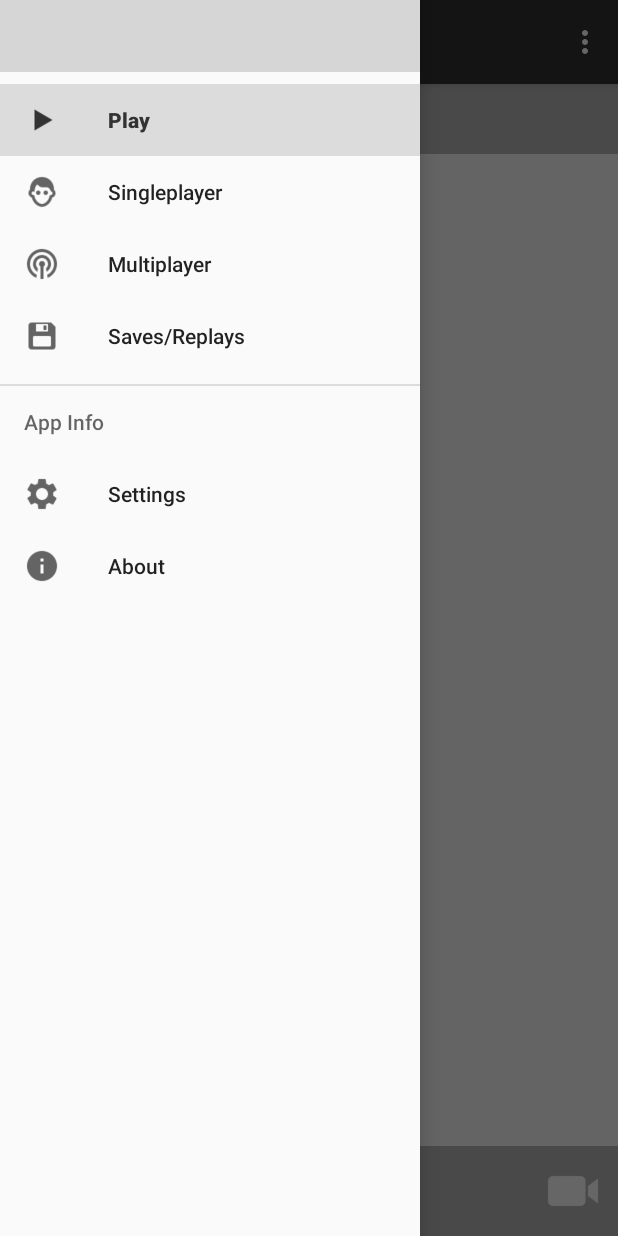
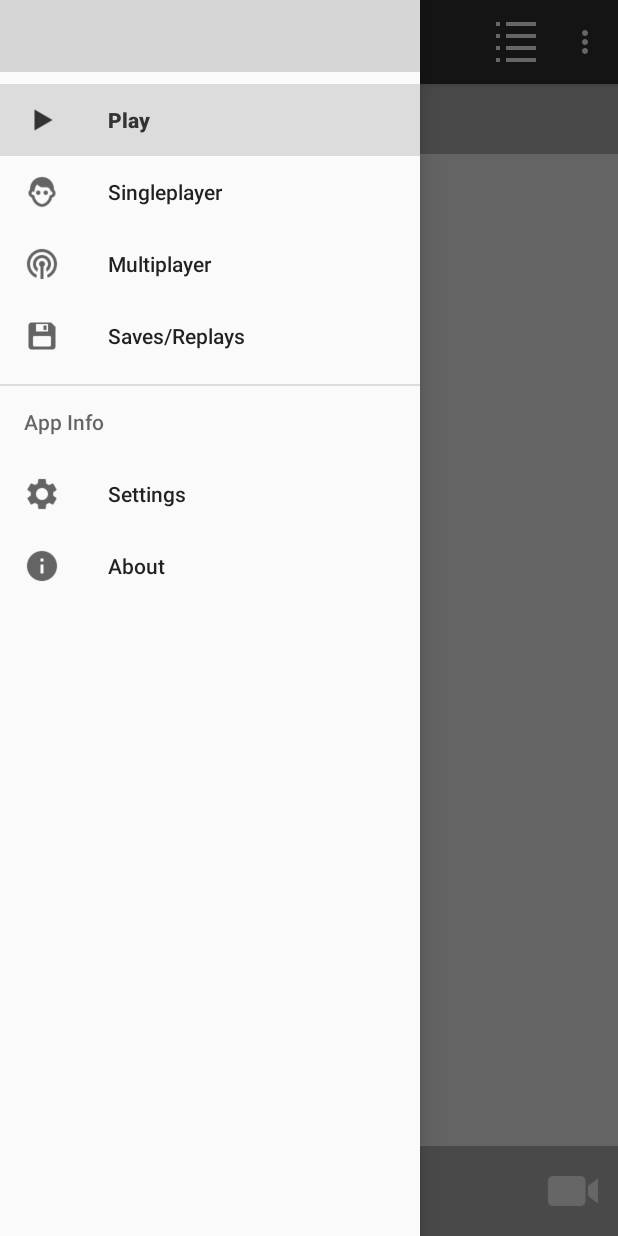
Before and after one commit to PLURedTeam/reversi, an Android app: the screen it shows after launch (GameActivity), with the side drawer open, on a phone screen of 412 x 824 dp. Run offline under Robolectric (Android 15) with nearby library versions, the light colour scheme and no system bars; our stand-ins replace androidx.preference; libraries missing offline, so code that uses them is left out: org.joml; 19 statements that could not run were skipped; grey boxes are pictures that could not be loaded.

Commit message:
Add android feature to browse turn history
Still might need some work/tuneups

```diff
--- a/android/src/main/java/plu/red/reversi/android/GameActivity.java
+++ b/android/src/main/java/plu/red/reversi/android/GameActivity.java
@@ -21,7 +21,10 @@ import android.support.v7.app.AppCompatActivity;
 import android.support.v7.widget.Toolbar;
 import android.view.MenuItem;
 import android.view.Window;
+import android.widget.AdapterView;
 import android.widget.FrameLayout;
+import android.widget.ListAdapter;
+import android.widget.ListView;
 
 import plu.red.reversi.core.game.Game;
 import plu.red.reversi.core.reversi3d.HighlightMode;
@@ -38,6 +41,8 @@ public class GameActivity extends AppCompatActivity
     SingleplayerFragment mSingleplayerFragment;
     MultiplayerFragment mMultiplayerFragment;
     SavedGamesFragment mSavesFragment;
+
+    ListView mSubNavList;
 
     SettingsFragment mSettingsFragment;
     AboutFragment mAboutFragment;
@@ -57,6 +62,7 @@ public class GameActivity extends AppCompatActivity
         setSupportActionBar(toolbar);
 
         DrawerLayout drawer = (DrawerLayout) findViewById(R.id.drawer_layout);
+
         ActionBarDrawerToggle toggle = new ActionBarDrawerToggle(
                 this, drawer, toolbar, R.string.navigation_drawer_open, R.string.navigation_drawer_close);
         drawer.addDrawerListener(toggle);
@@ -74,6 +80,8 @@ public class GameActivity extends AppCompatActivity
         mAboutFragment = new AboutFragment();
 
         mContentFrame = (FrameLayout) findViewById(R.id.content_frame);
+
+        mSubNavList = (ListView) findViewById(R.id.sub_nav_view);
 
         navigationView.setCheckedItem(R.id.nav_play);
         // manually fire this because it does not for the method above
@@ -107,12 +115,17 @@ public class GameActivity extends AppCompatActivity
         DrawerLayout drawer = (DrawerLayout) findViewById(R.id.drawer_layout);
         if (drawer.isDrawerOpen(GravityCompat.START)) {
             drawer.closeDrawer(GravityCompat.START);
+        }
+        else if(drawer.isDrawerOpen(GravityCompat.END)) {
+            drawer.closeDrawer(GravityCompat.END);
         } else {
             super.onBackPressed();
         }
     }
 
     private void showFragment(Fragment frag) {
+        mSubNavList.setAdapter(null);
+
         getSupportFragmentManager()
                 .beginTransaction()
                 .replace(R.id.content_frame, frag, CONTENT_FRAGMENT_TAG)
@@ -177,6 +190,12 @@ public class GameActivity extends AppCompatActivity
                         HighlightMode.HIGHLIGHT_BEST_MOVE);
 
                 return true;
+            case R.id.menu_show_history:
+                DrawerLayout drawer = (DrawerLayout) findViewById(R.id.drawer_layout);
+
+                drawer.openDrawer(GravityCompat.END);
+
+                return true;
             default:
                 return super.onOptionsItemSelected(item);
         }
@@ -217,6 +236,11 @@ public class GameActivity extends AppCompatActivity
         else {
             // TODO: Not sure how to handle this issue; should only happen if the service connection dies really
         }
+    }
+
+    @Override
+    public ListView getSlideList() {
+        return mSubNavList;
     }
 
     @SuppressLint("ApplySharedPref")
--- a/android/src/main/java/plu/red/reversi/android/GameListener.java
+++ b/android/src/main/java/plu/red/reversi/android/GameListener.java
@@ -1,4 +1,7 @@
 package plu.red.reversi.android;
+
+import android.widget.ListAdapter;
+import android.widget.ListView;
 
 import plu.red.reversi.core.game.Game;
 import plu.red.reversi.core.game.player.Player;
@@ -11,4 +14,5 @@ import plu.red.reversi.core.util.DataMap;
 
 public interface GameListener {
     void onNewGame(Game game);
+    ListView getSlideList();
 }
--- a/android/src/main/java/plu/red/reversi/android/PlayFragment.java
+++ b/android/src/main/java/plu/red/reversi/android/PlayFragment.java
@@ -21,6 +21,7 @@ import android.view.Gravity;
 import android.view.LayoutInflater;
 import android.view.View;
 import android.view.ViewGroup;
+import android.widget.AdapterView;
 import android.widget.Button;
 import android.widget.ImageButton;
 import android.widget.ImageView;
@@ -45,7 +46,7 @@ import plu.red.reversi.core.reversi3d.HighlightMode;
  * Activities that contain this fragment must implement the
  * to handle interaction events.
  */
-public class PlayFragment extends Fragment implements ServiceConnection, View.OnClickListener, GameSurfaceView.GameSurfaceViewListener {
+public class PlayFragment extends Fragment implements ServiceConnection, View.OnClickListener, GameSurfaceView.GameSurfaceViewListener, AdapterView.OnItemClickListener {
 
     public static final String PREF_AUTO_FOLLOW = "play_autoFollow";
 
@@ -268,6 +269,7 @@ public class PlayFragment extends Fragment implements ServiceConnection, View.On
         mHandler.post(new Runnable() {
             @Override
             public void run() {
+                mListener.getSlideList().setSelection(mGameView.getCurrentMoveIndex());
                 updateScorePanel();
             }
         });
@@ -307,6 +309,27 @@ public class PlayFragment extends Fragment implements ServiceConnection, View.On
 
         prepareScorePanel();
         updateActionPanel();
+
+        mListener.getSlideList().setAdapter(new GameHistoryAdapter(getContext(), mGame));
+        mListener.getSlideList().setOnItemClickListener(this);
+    }
+
+
+
+    /**
+     * The slideList has been clicked...
+     *
+     * @param parent   The AdapterView where the click happened.
+     * @param view     The view within the AdapterView that was clicked (this
+     *                 will be a view provided by the adapter)
+     * @param position The position of the view in the adapter.
+     * @param id       The row id of the item that was clicked.
+     */
+    @Override
+    public void onItemClick(AdapterView<?> parent, View view, int position, long id) {
+        mGameView.setCurrentMove(position);
+
+        updateActionPanel();
     }
 
     /**
--- a/android/src/main/res/layout/activity_game.xml
+++ b/android/src/main/res/layout/activity_game.xml
@@ -22,4 +22,15 @@
         app:headerLayout="@layout/nav_header_game"
         app:menu="@menu/activity_game_drawer" />
 
+    <ListView
+        android:id="@+id/sub_nav_view"
+        android:layout_width="150dp"
+        android:layout_height="match_parent"
+        android:layout_gravity="end"
+        android:background="@android:color/white"
+        android:choiceMode="singleChoice"
+        android:fitsSystemWindows="true">
+
+    </ListView>
+
 </android.support.v4.widget.DrawerLayout>
--- a/android/src/main/res/menu/fragment_play_menu.xml
+++ b/android/src/main/res/menu/fragment_play_menu.xml
@@ -1,10 +1,16 @@
 <?xml version="1.0" encoding="utf-8"?>
-<menu xmlns:android="http://schemas.android.com/apk/res/android">
+<menu xmlns:android="http://schemas.android.com/apk/res/android"
+    xmlns:app="http://schemas.android.com/apk/res-auto">
+
+    <item
+        android:id="@+id/menu_show_history"
+        android:title="@string/menu_open_move_history"
+        android:icon="@drawable/ic_list"
+        app:showAsAction="always" />
     <item
         android:id="@+id/menu_show_possible_moves"
         android:title="@string/menu_show_possible_moves" />
     <item
         android:id="@+id/menu_show_best_move"
         android:title="@string/menu_show_best_move" />
-
 </menu>
--- a/android/src/main/res/values/strings.xml
+++ b/android/src/main/res/values/strings.xml
@@ -63,4 +63,5 @@
     <string name="pref_p1_color_title">Select a color:</string>
     <string name="pref_p2_color">Player 2 Color (future games)</string>
     <string name="play_to_end">Play to Last Move</string>
+    <string name="menu_open_move_history">Open Move History</string>
 </resources>
```
Also changed, not shown: android/src/main/java/plu/red/reversi/android/GameHistoryAdapter.java (added, +123 -0 lines), android/src/main/java/plu/red/reversi/android/GameSurfaceView.java (+24 -8 lines), android/src/main/res/layout/fragment_list_history.xml (added, +41 -0 lines), core/src/main/java/plu/red/reversi/core/game/BoardIterator.java (+5 -3 lines), android/src/main/res/drawable/ic_list.png (added).
